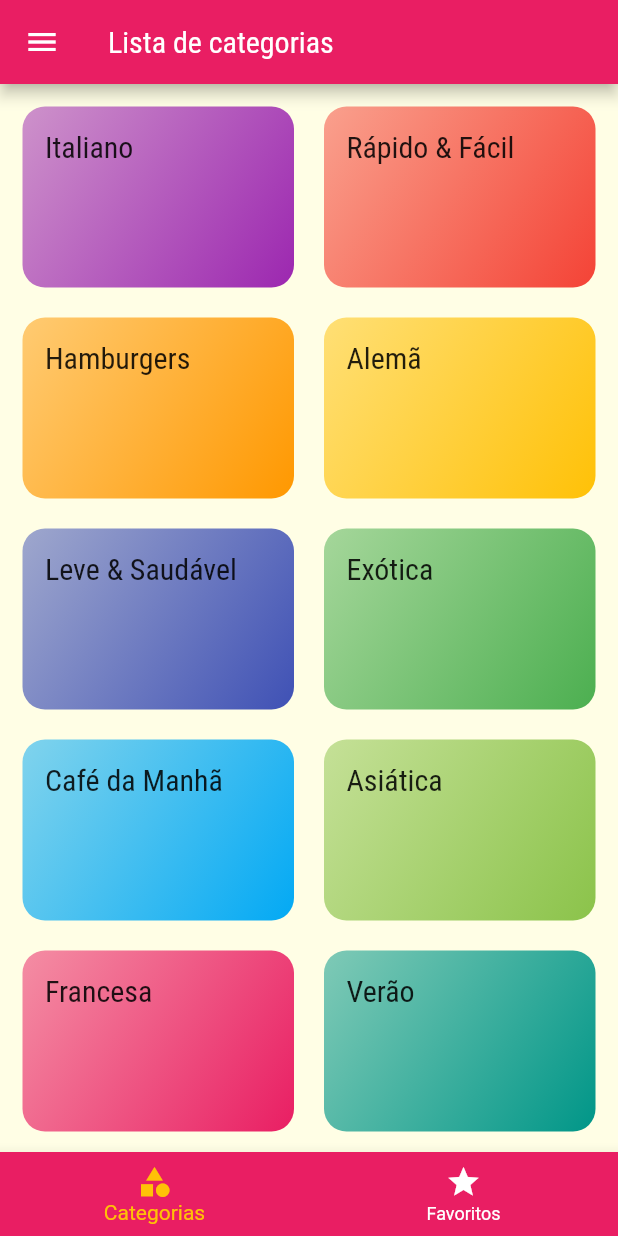
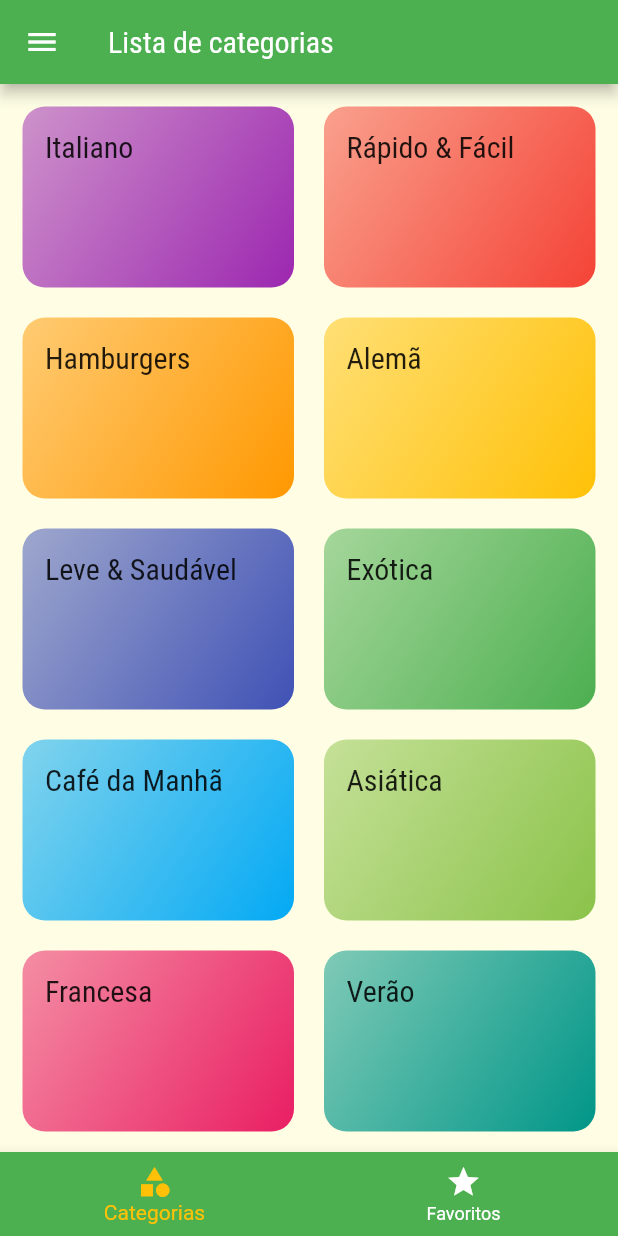
Before and after one commit to PabloVKF/flutter_meals, a Flutter app: the screen it shows after launch, on a phone screen of 412 x 824 dp. Run offline on Flutter 3.47's test engine with Material 2 defaults, Android fonts, the light colour scheme and no system bars.

Commit message:
Testando CI completo

```diff
--- a/lib/main.dart
+++ b/lib/main.dart
@@ -55,7 +55,7 @@ class _MyAppState extends State<MyApp> {
     return MaterialApp(
       title: 'DeliMeals',
       theme: ThemeData(
-          colorScheme: ColorScheme.fromSwatch(primarySwatch: Colors.pink)
+          colorScheme: ColorScheme.fromSwatch(primarySwatch: Colors.green)
               .copyWith(secondary: Colors.amber),
           fontFamily: 'Raleway',
           canvasColor: const Color.fromRGBO(255, 254, 229, 1),
```
